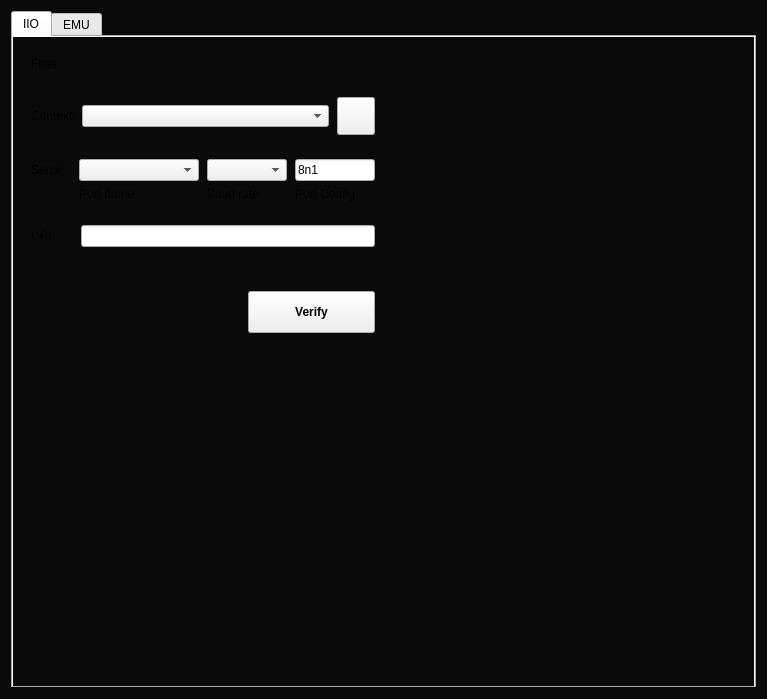
First picture: the form in core/ui/scopyhomeaddpage.ui, repository analogdevicesinc/scopy, before the edit.
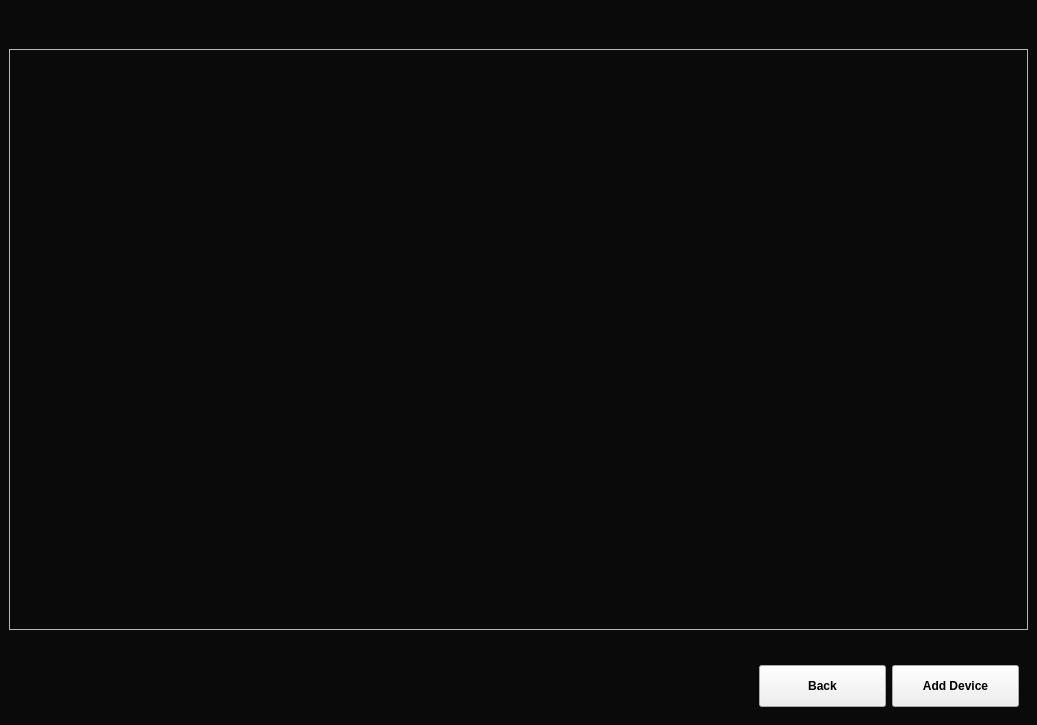
Second picture: the form after the edit. Custom widgets are drawn as their Qt base class.

Commit message:
core: Created IioTabWidget class.
I removed the elements related to iio devices from the ScopyHomeAddPage
and inserted them into a new widget.

Diff of the .ui file:
```diff
--- a/core/ui/scopyhomeaddpage.ui
+++ b/core/ui/scopyhomeaddpage.ui
@@ -6,8 +6,8 @@
    <rect>
     <x>0</x>
     <y>0</y>
-    <width>767</width>
-    <height>699</height>
+    <width>1037</width>
+    <height>725</height>
    </rect>
   </property>
   <property name="sizePolicy">
@@ -23,16 +23,6 @@
    <string notr="true">.QWidget{background-color : rgb(10, 10, 10)}</string>
   </property>
   <layout class="QGridLayout" name="gridLayout">
-   <item row="0" column="0">
-    <widget class="QTabWidget" name="tabWidget">
-     <property name="currentIndex">
-      <number>0</number>
-     </property>
-     <widget class="QWidget" name="tabIio">
-      <attribute name="title">
-       <string>IIO</string>
-      </attribute>
-      <layout class="QGridLayout" name="gridLayout_3">
        <property name="leftMargin">
         <number>0</number>
        </property>
@@ -45,6 +35,9 @@
        <property name="bottomMargin">
         <number>0</number>
        </property>
+   <property name="spacing">
+    <number>0</number>
+   </property>
        <item row="0" column="0">
         <widget class="QStackedWidget" name="stackedWidget">
          <property name="sizePolicy">
@@ -53,101 +46,36 @@
            <verstretch>0</verstretch>
           </sizepolicy>
          </property>
-         <property name="minimumSize">
-          <size>
-           <width>550</width>
-           <height>0</height>
-          </size>
-         </property>
-         <property name="styleSheet">
-          <string notr="true"/>
-         </property>
          <property name="currentIndex">
-          <number>0</number>
-         </property>
-         <widget class="QWidget" name="deviceDetectionPage">
-          <property name="sizePolicy">
-           <sizepolicy hsizetype="Preferred" vsizetype="Preferred">
-            <horstretch>0</horstretch>
-            <verstretch>0</verstretch>
-           </sizepolicy>
-          </property>
-          <property name="minimumSize">
-           <size>
-            <width>0</width>
-            <height>0</height>
-           </size>
-          </property>
+      <number>1</number>
+     </property>
+     <widget class="QWidget" name="tabPage">
           <layout class="QGridLayout" name="gridLayout_2">
-           <property name="leftMargin">
-            <number>9</number>
-           </property>
-           <property name="topMargin">
-            <number>9</number>
-           </property>
-           <property name="rightMargin">
-            <number>9</number>
-           </property>
-           <property name="bottomMargin">
-            <number>9</number>
-           </property>
            <item row="0" column="0">
-            <widget class="QWidget" name="filterWidget" native="true">
-             <property name="sizePolicy">
-              <sizepolicy hsizetype="Preferred" vsizetype="Preferred">
-               <horstretch>0</horstretch>
-               <verstretch>0</verstretch>
-              </sizepolicy>
-             </property>
-             <layout class="QHBoxLayout" name="horizontalLayout" stretch="1,7">
-              <property name="spacing">
-               <number>8</number>
-              </property>
-              <property name="leftMargin">
+        <widget class="QTabWidget" name="tabWidget">
+         <property name="currentIndex">
+          <number>-1</number>
+         </property>
+        </widget>
+       </item>
+      </layout>
+     </widget>
+     <widget class="QWidget" name="addPage">
+      <layout class="QVBoxLayout" name="verticalLayout_4">
+       <property name="topMargin">
+        <number>9</number>
+       </property>
+       <property name="rightMargin">
                <number>9</number>
               </property>
               <item>
-               <widget class="QLabel" name="labelFilter">
-                <property name="sizePolicy">
-                 <sizepolicy hsizetype="Preferred" vsizetype="Preferred">
-                  <horstretch>0</horstretch>
-                  <verstretch>0</verstretch>
-                 </sizepolicy>
-                </property>
-                <property name="text">
-                 <string>Filter: </string>
-                </property>
-               </widget>
-              </item>
-              <item alignment="Qt::AlignLeft">
-               <widget class="QWidget" name="filterCheckBoxes" native="true">
-                <property name="sizePolicy">
-                 <sizepolicy hsizetype="Fixed" vsizetype="Preferred">
-                  <horstretch>0</horstretch>
-                  <verstretch>0</verstretch>
-                 </sizepolicy>
-                </property>
-                <layout class="QHBoxLayout" name="horizontalLayout_4">
-                 <property name="spacing">
-                  <number>10</number>
-                 </property>
-                 <property name="leftMargin">
-                  <number>0</number>
-                 </property>
-                 <property name="rightMargin">
-                  <number>0</number>
-                 </property>
-                </layout>
-               </widget>
-              </item>
-             </layout>
-            </widget>
-           </item>
-           <item row="4" column="0">
             <spacer name="verticalSpacer">
              <property name="orientation">
               <enum>Qt::Vertical</enum>
              </property>
+         <property name="sizeType">
+          <enum>QSizePolicy::Preferred</enum>
+         </property>
              <property name="sizeHint" stdset="0">
               <size>
                <width>20</width>
@@ -156,307 +84,11 @@
              </property>
             </spacer>
            </item>
-           <item row="1" column="1">
-            <spacer name="horizontalSpacer">
-             <property name="orientation">
-              <enum>Qt::Horizontal</enum>
-             </property>
-             <property name="sizeType">
-              <enum>QSizePolicy::MinimumExpanding</enum>
-             </property>
-             <property name="sizeHint" stdset="0">
-              <size>
-               <width>40</width>
-               <height>20</height>
-              </size>
-             </property>
-            </spacer>
-           </item>
-           <item row="1" column="0">
-            <widget class="QWidget" name="scanSection" native="true">
-             <property name="sizePolicy">
-              <sizepolicy hsizetype="Preferred" vsizetype="Fixed">
-               <horstretch>0</horstretch>
-               <verstretch>0</verstretch>
-              </sizepolicy>
-             </property>
-             <property name="styleSheet">
-              <string notr="true"/>
-             </property>
-             <layout class="QVBoxLayout" name="verticalLayout_5">
-              <property name="leftMargin">
-               <number>0</number>
-              </property>
-              <property name="topMargin">
-               <number>0</number>
-              </property>
-              <property name="rightMargin">
-               <number>0</number>
-              </property>
-              <property name="bottomMargin">
-               <number>0</number>
-              </property>
-              <item>
-               <widget class="QWidget" name="discoveredContextsWidget" native="true">
-                <property name="sizePolicy">
-                 <sizepolicy hsizetype="Preferred" vsizetype="Preferred">
-                  <horstretch>0</horstretch>
-                  <verstretch>0</verstretch>
-                 </sizepolicy>
-                </property>
-                <property name="layoutDirection">
-                 <enum>Qt::LeftToRight</enum>
-                </property>
-                <layout class="QHBoxLayout" name="horizontalLayout_2" stretch="1,7">
-                 <item>
-                  <widget class="QLabel" name="labelContext">
-                   <property name="sizePolicy">
-                    <sizepolicy hsizetype="Preferred" vsizetype="Preferred">
-                     <horstretch>0</horstretch>
-                     <verstretch>0</verstretch>
-                    </sizepolicy>
-                   </property>
-                   <property name="text">
-                    <string>Context:</string>
-                   </property>
-                  </widget>
-                 </item>
-                 <item>
-                  <widget class="QWidget" name="contextsScanWidget" native="true">
-                   <layout class="QHBoxLayout" name="horizontalLayout_6" stretch="7,1">
-                    <property name="spacing">
-                     <number>8</number>
-                    </property>
-                    <property name="leftMargin">
-                     <number>0</number>
-                    </property>
-                    <property name="topMargin">
-                     <number>0</number>
-                    </property>
-                    <property name="rightMargin">
-                     <number>0</number>
-                    </property>
-                    <property name="bottomMargin">
-                     <number>0</number>
-                    </property>
-                    <item>
-                     <widget class="QComboBox" name="comboBoxContexts">
-                      <property name="sizePolicy">
-                       <sizepolicy hsizetype="Preferred" vsizetype="Fixed">
-                        <horstretch>0</horstretch>
-                        <verstretch>0</verstretch>
-                       </sizepolicy>
-                      </property>
-                     </widget>
-                    </item>
-                    <item>
-                     <widget class="scopy::AnimationPushButton" name="btnScan">
-                      <property name="sizePolicy">
-                       <sizepolicy hsizetype="Fixed" vsizetype="Fixed">
-                        <horstretch>0</horstretch>
-                        <verstretch>0</verstretch>
-                       </sizepolicy>
-                      </property>
-                      <property name="styleSheet">
-                       <string notr="true">QPushButton{width: 30px;
-								height: 30px;
-						 		font-size: 12px;
-						   		text-align: center;
-						   		font-weight: bold;
-						 		}</string>
-                      </property>
-                      <property name="text">
-                       <string/>
-                      </property>
-                     </widget>
-                    </item>
-                   </layout>
-                  </widget>
-                 </item>
-                </layout>
-               </widget>
-              </item>
-              <item>
-               <widget class="QWidget" name="serialSettingsWidget" native="true">
-                <property name="sizePolicy">
-                 <sizepolicy hsizetype="Preferred" vsizetype="Preferred">
-                  <horstretch>0</horstretch>
-                  <verstretch>0</verstretch>
-                 </sizepolicy>
-                </property>
-                <property name="layoutDirection">
-                 <enum>Qt::LeftToRight</enum>
-                </property>
-                <layout class="QGridLayout" name="gridLayout_4" columnstretch="1,3,2,2">
-                 <property name="horizontalSpacing">
-                  <number>8</number>
-                 </property>
-                 <item row="0" column="1">
-                  <widget class="QComboBox" name="comboBoxSerialPort"/>
-                 </item>
-                 <item row="1" column="3">
-                  <widget class="QLabel" name="labelFrameFormat">
-                   <property name="text">
-                    <string>Port Config</string>
-                   </property>
-                  </widget>
-                 </item>
-                 <item row="1" column="2">
-                  <widget class="QLabel" name="labelBaudRate">
-                   <property name="text">
-                    <string>Baud rate</string>
-                   </property>
-                  </widget>
-                 </item>
-                 <item row="0" column="2">
-                  <widget class="QComboBox" name="comboBoxBaudRate"/>
-                 </item>
-                 <item row="0" column="0">
-                  <widget class="QLabel" name="labelSerial">
-                   <property name="sizePolicy">
-                    <sizepolicy hsizetype="Preferred" vsizetype="Preferred">
-                     <horstretch>0</horstretch>
-                     <verstretch>0</verstretch>
-                    </sizepolicy>
-                   </property>
-                   <property name="text">
-                    <string>Serial: </string>
-                   </property>
-                  </widget>
-                 </item>
-                 <item row="0" column="3">
-                  <widget class="QLineEdit" name="editSerialFrameConfig">
-                   <property name="sizePolicy">
-                    <sizepolicy hsizetype="Preferred" vsizetype="Preferred">
-                     <horstretch>0</horstretch>
-                     <verstretch>0</verstretch>
-                    </sizepolicy>
-                   </property>
-                   <property name="text">
-                    <string>8n1</string>
-                   </property>
-                   <property name="readOnly">
-                    <bool>false</bool>
-                   </property>
-                  </widget>
-                 </item>
-                 <item row="1" column="1">
-                  <widget class="QLabel" name="labelPortName">
-                   <property name="text">
-                    <string>Port name</string>
-                   </property>
-                  </widget>
-                 </item>
-                </layout>
-               </widget>
-              </item>
-              <item>
-               <widget class="QWidget" name="uriWidget" native="true">
-                <property name="sizePolicy">
-                 <sizepolicy hsizetype="Preferred" vsizetype="Preferred">
-                  <horstretch>0</horstretch>
-                  <verstretch>0</verstretch>
-                 </sizepolicy>
-                </property>
-                <property name="layoutDirection">
-                 <enum>Qt::LeftToRight</enum>
-                </property>
-                <layout class="QGridLayout" name="gridLayout_5" columnstretch="1,7">
-                 <property name="horizontalSpacing">
-                  <number>8</number>
-                 </property>
-                 <item row="1" column="1">
-                  <widget class="QLabel" name="uriMessageLabel">
-                   <property name="text">
-                    <string/>
-                   </property>
-                  </widget>
-                 </item>
-                 <item row="0" column="0">
-                  <widget class="QLabel" name="labelUri">
-                   <property name="sizePolicy">
-                    <sizepolicy hsizetype="Preferred" vsizetype="Preferred">
-                     <horstretch>0</horstretch>
-                     <verstretch>0</verstretch>
-                    </sizepolicy>
-                   </property>
-                   <property name="text">
-                    <string>URI:</string>
-                   </property>
-                  </widget>
-                 </item>
-                 <item row="0" column="1">
-                  <widget class="QLineEdit" name="editUri">
-                   <property name="sizePolicy">
-                    <sizepolicy hsizetype="Preferred" vsizetype="Fixed">
-                     <horstretch>0</horstretch>
-                     <verstretch>0</verstretch>
-                    </sizepolicy>
-                   </property>
-                  </widget>
-                 </item>
-                </layout>
-               </widget>
-              </item>
-             </layout>
-            </widget>
-           </item>
-           <item row="3" column="0" alignment="Qt::AlignRight">
-            <widget class="QWidget" name="btnsWidget_2" native="true">
-             <property name="sizePolicy">
-              <sizepolicy hsizetype="Minimum" vsizetype="Preferred">
-               <horstretch>0</horstretch>
-               <verstretch>0</verstretch>
-              </sizepolicy>
-             </property>
-             <layout class="QHBoxLayout" name="horizontalLayout_3">
-              <item>
-               <widget class="scopy::AnimationPushButton" name="btnVerify">
-                <property name="sizePolicy">
-                 <sizepolicy hsizetype="Fixed" vsizetype="Fixed">
-                  <horstretch>0</horstretch>
-                  <verstretch>0</verstretch>
-                 </sizepolicy>
-                </property>
-                <property name="autoFillBackground">
-                 <bool>false</bool>
-                </property>
-                <property name="styleSheet">
-                 <string notr="true">QPushButton{width: 95px;
-								height: 40px;
-						 		font-size: 12px;
-						   		text-align: center;
-						   		font-weight: bold;
-						   		padding-left: 15px;
-						   		padding-right: 15px;
-						 		}</string>
-                </property>
-                <property name="text">
-                 <string>Verify</string>
-                </property>
-               </widget>
-              </item>
-             </layout>
-            </widget>
-           </item>
-          </layout>
-         </widget>
-         <widget class="QWidget" name="deviceInfoPage">
-          <property name="sizePolicy">
-           <sizepolicy hsizetype="Preferred" vsizetype="Preferred">
-            <horstretch>0</horstretch>
-            <verstretch>0</verstretch>
-           </sizepolicy>
-          </property>
-          <property name="minimumSize">
-           <size>
-            <width>0</width>
-            <height>0</height>
-           </size>
-          </property>
-          <layout class="QVBoxLayout" name="verticalLayout">
            <item>
             <widget class="QScrollArea" name="scrollAreaDevInfo">
+         <property name="sizeAdjustPolicy">
+          <enum>QAbstractScrollArea::AdjustIgnored</enum>
+         </property>
              <property name="widgetResizable">
               <bool>true</bool>
              </property>
@@ -465,11 +97,23 @@
                <rect>
                 <x>0</x>
                 <y>0</y>
-                <width>725</width>
-                <height>541</height>
-               </rect>
-              </property>
-              <layout class="QVBoxLayout" name="verticalLayout_2">
+            <width>1017</width>
+            <height>570</height>
+           </rect>
+          </property>
+          <layout class="QVBoxLayout" name="verticalLayout_3">
+           <property name="leftMargin">
+            <number>0</number>
+           </property>
+           <property name="topMargin">
+            <number>0</number>
+           </property>
+           <property name="rightMargin">
+            <number>0</number>
+           </property>
+           <property name="bottomMargin">
+            <number>0</number>
+           </property>
                <item>
                 <widget class="scopy::gui::SubsectionSeparator" name="deviceInfo" native="true">
                  <property name="sizePolicy">
@@ -491,7 +135,7 @@
                 </widget>
                </item>
                <item>
-                <spacer name="verticalSpacer_2">
+            <spacer name="verticalSpacer_3">
                  <property name="orientation">
                   <enum>Qt::Vertical</enum>
                  </property>
@@ -517,7 +161,7 @@
              </property>
             </widget>
            </item>
-           <item alignment="Qt::AlignRight">
+       <item alignment="Qt::AlignRight|Qt::AlignVCenter">
             <widget class="QWidget" name="btnsWidget" native="true">
              <property name="sizePolicy">
               <sizepolicy hsizetype="Fixed" vsizetype="Fixed">
@@ -525,7 +169,7 @@
                <verstretch>0</verstretch>
               </sizepolicy>
              </property>
-             <layout class="QHBoxLayout" name="horizontalLayout_5">
+         <layout class="QHBoxLayout" name="horizontalLayout_6">
               <item>
                <widget class="QPushButton" name="btnBack">
                 <property name="styleSheet">
@@ -569,35 +213,7 @@
        </item>
       </layout>
      </widget>
-     <widget class="QWidget" name="tabEmu">
-      <attribute name="title">
-       <string>EMU</string>
-      </attribute>
-      <layout class="QGridLayout" name="gridLayout_6">
-       <property name="leftMargin">
-        <number>0</number>
-       </property>
-       <property name="topMargin">
-        <number>0</number>
-       </property>
-       <property name="rightMargin">
-        <number>0</number>
-       </property>
-       <property name="bottomMargin">
-        <number>0</number>
-       </property>
-      </layout>
-     </widget>
-    </widget>
-   </item>
-  </layout>
- </widget>
  <customwidgets>
-  <customwidget>
-   <class>scopy::AnimationPushButton</class>
-   <extends>QPushButton</extends>
-   <header>animationpushbutton.h</header>
-  </customwidget>
   <customwidget>
    <class>scopy::gui::SubsectionSeparator</class>
    <extends>QWidget</extends>
```
Lines whose indentation alone changed are shown as unchanged. The commit also changes 5 other files.
